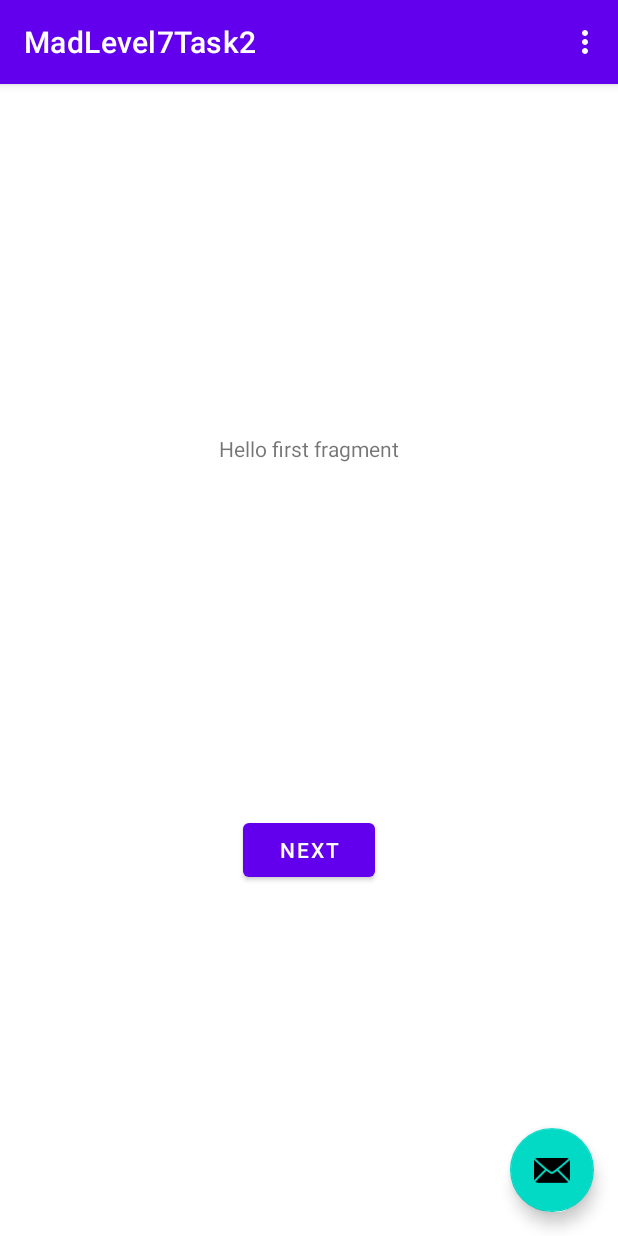
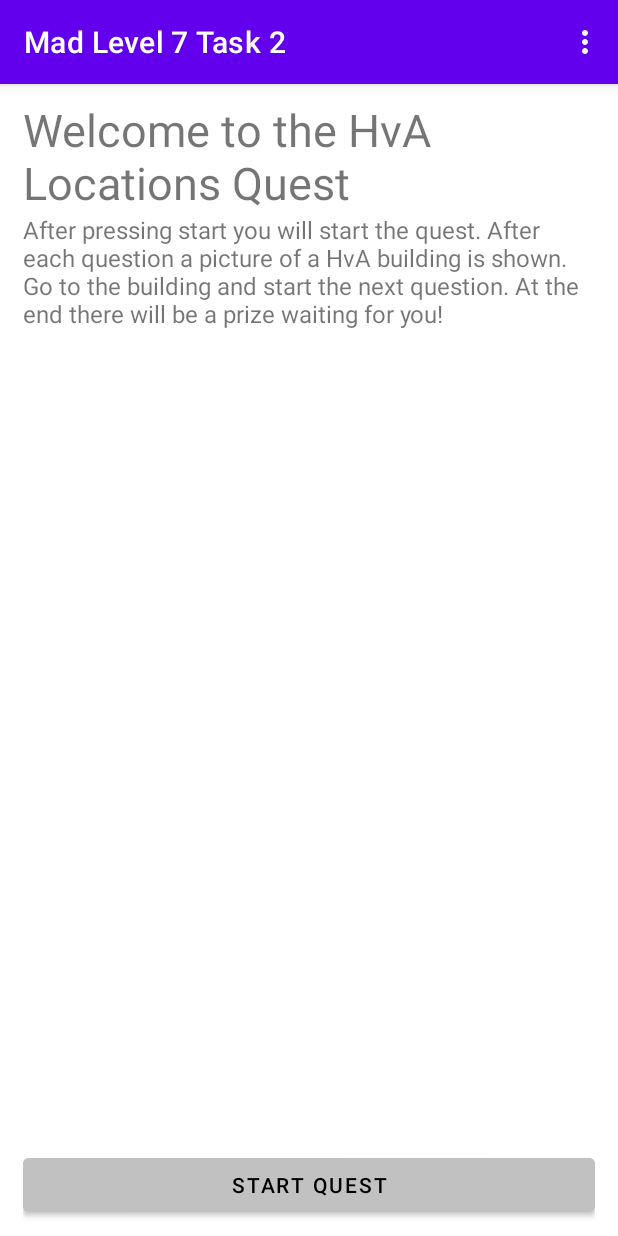
Before and after one commit to ArieBisfki/level7-task2, an Android app: the screen it shows after launch (MainActivity), on a phone screen of 412 x 824 dp. Run offline under Robolectric (Android 15) with nearby library versions, the phone set to English and light mode, and no system bars.

Commit message:
home + quiz UI done (excluding recycler view)

```diff
--- a/app/src/main/AndroidManifest.xml
+++ b/app/src/main/AndroidManifest.xml
@@ -10,7 +10,7 @@
         android:supportsRtl="true"
         android:theme="@style/Theme.MadLevel7Task2">
         <activity
-            android:name=".MainActivity"
+            android:name=".ui.MainActivity"
             android:label="@string/app_name"
             android:theme="@style/Theme.MadLevel7Task2.NoActionBar">
             <intent-filter>
--- a/app/src/main/java/com/example/madlevel7task2/FirstFragment.kt
+++ b/app/src/main/java/com/example/madlevel7task2/ui/HomeFragment.kt
@@ -1,4 +1,4 @@
-package com.example.madlevel7task2
+package com.example.madlevel7task2.ui
 
 import android.os.Bundle
 import androidx.fragment.app.Fragment
@@ -7,25 +7,22 @@ import android.view.View
 import android.view.ViewGroup
 import android.widget.Button
 import androidx.navigation.fragment.findNavController
+import com.example.madlevel7task2.R
 
 /**
  * A simple [Fragment] subclass as the default destination in the navigation.
  */
-class FirstFragment : Fragment() {
+class HomeFragment : Fragment() {
 
     override fun onCreateView(
             inflater: LayoutInflater, container: ViewGroup?,
             savedInstanceState: Bundle?
     ): View? {
         // Inflate the layout for this fragment
-        return inflater.inflate(R.layout.fragment_first, container, false)
+        return inflater.inflate(R.layout.fragment_home, container, false)
     }
 
     override fun onViewCreated(view: View, savedInstanceState: Bundle?) {
         super.onViewCreated(view, savedInstanceState)
-
-        view.findViewById<Button>(R.id.button_first).setOnClickListener {
-            findNavController().navigate(R.id.action_FirstFragment_to_SecondFragment)
-        }
     }
 }
--- a/app/src/main/java/com/example/madlevel7task2/MainActivity.kt
+++ b/app/src/main/java/com/example/madlevel7task2/ui/MainActivity.kt
@@ -1,4 +1,4 @@
-package com.example.madlevel7task2
+package com.example.madlevel7task2.ui
 
 import android.os.Bundle
 import com.google.android.material.floatingactionbutton.FloatingActionButton
@@ -6,6 +6,7 @@ import com.google.android.material.snackbar.Snackbar
 import androidx.appcompat.app.AppCompatActivity
 import android.view.Menu
 import android.view.MenuItem
+import com.example.madlevel7task2.R
 
 class MainActivity : AppCompatActivity() {
 
@@ -13,11 +14,6 @@ class MainActivity : AppCompatActivity() {
         super.onCreate(savedInstanceState)
         setContentView(R.layout.activity_main)
         setSupportActionBar(findViewById(R.id.toolbar))
-
-        findViewById<FloatingActionButton>(R.id.fab).setOnClickListener { view ->
-            Snackbar.make(view, "Replace with your own action", Snackbar.LENGTH_LONG)
-                    .setAction("Action", null).show()
-        }
     }
 
     override fun onCreateOptionsMenu(menu: Menu): Boolean {
@@ -25,14 +21,4 @@ class MainActivity : AppCompatActivity() {
         menuInflater.inflate(R.menu.menu_main, menu)
         return true
     }
-
-    override fun onOptionsItemSelected(item: MenuItem): Boolean {
-        // Handle action bar item clicks here. The action bar will
-        // automatically handle clicks on the Home/Up button, so long
-        // as you specify a parent activity in AndroidManifest.xml.
-        return when (item.itemId) {
-            R.id.action_settings -> true
-            else -> super.onOptionsItemSelected(item)
-        }
-    }
 }
--- a/app/src/main/res/layout/activity_main.xml
+++ b/app/src/main/res/layout/activity_main.xml
@@ -4,7 +4,7 @@
     xmlns:tools="http://schemas.android.com/tools"
     android:layout_width="match_parent"
     android:layout_height="match_parent"
-    tools:context=".MainActivity">
+    tools:context=".ui.MainActivity">
 
     <com.google.android.material.appbar.AppBarLayout
         android:layout_width="match_parent"
@@ -13,6 +13,7 @@
 
         <androidx.appcompat.widget.Toolbar
             android:id="@+id/toolbar"
+            app:title="@string/toolbar_title"
             android:layout_width="match_parent"
             android:layout_height="?attr/actionBarSize"
             android:background="?attr/colorPrimary"
@@ -22,12 +23,4 @@
 
     <include layout="@layout/content_main" />
 
-    <com.google.android.material.floatingactionbutton.FloatingActionButton
-        android:id="@+id/fab"
-        android:layout_width="wrap_content"
-        android:layout_height="wrap_content"
-        android:layout_gravity="bottom|end"
-        android:layout_margin="@dimen/fab_margin"
-        app:srcCompat="@android:drawable/ic_dialog_email" />
-
 </androidx.coordinatorlayout.widget.CoordinatorLayout>
--- a/app/src/main/res/layout/fragment_first.xml
+++ /dev/null
@@ -1,28 +0,0 @@
-<?xml version="1.0" encoding="utf-8"?>
-<androidx.constraintlayout.widget.ConstraintLayout xmlns:android="http://schemas.android.com/apk/res/android"
-    xmlns:app="http://schemas.android.com/apk/res-auto"
-    xmlns:tools="http://schemas.android.com/tools"
-    android:layout_width="match_parent"
-    android:layout_height="match_parent"
-    tools:context=".FirstFragment">
-
-    <TextView
-        android:id="@+id/textview_first"
-        android:layout_width="wrap_content"
-        android:layout_height="wrap_content"
-        android:text="@string/hello_first_fragment"
-        app:layout_constraintBottom_toTopOf="@id/button_first"
-        app:layout_constraintEnd_toEndOf="parent"
-        app:layout_constraintStart_toStartOf="parent"
-        app:layout_constraintTop_toTopOf="parent" />
-
-    <Button
-        android:id="@+id/button_first"
-        android:layout_width="wrap_content"
-        android:layout_height="wrap_content"
-        android:text="@string/next"
-        app:layout_constraintBottom_toBottomOf="parent"
-        app:layout_constraintEnd_toEndOf="parent"
-        app:layout_constraintStart_toStartOf="parent"
-        app:layout_constraintTop_toBottomOf="@id/textview_first" />
-</androidx.constraintlayout.widget.ConstraintLayout>
--- /dev/null
+++ b/app/src/main/res/layout/fragment_home.xml
@@ -0,0 +1,36 @@
+<?xml version="1.0" encoding="utf-8"?>
+<androidx.constraintlayout.widget.ConstraintLayout xmlns:android="http://schemas.android.com/apk/res/android"
+    xmlns:app="http://schemas.android.com/apk/res-auto"
+    xmlns:tools="http://schemas.android.com/tools"
+    android:paddingVertical="@dimen/parent_padding_vertical"
+    android:paddingHorizontal="@dimen/parent_padding_horizontal"
+    android:layout_width="match_parent"
+    android:layout_height="match_parent"
+    tools:context=".ui.HomeFragment">
+
+    <TextView
+        android:id="@+id/tvHeader"
+        android:layout_width="wrap_content"
+        android:layout_height="wrap_content"
+        android:textSize="30sp"
+        android:text="@string/fragment_home_title"
+        app:layout_constraintStart_toStartOf="parent"
+        app:layout_constraintTop_toTopOf="parent" />
+
+    <TextView
+        android:layout_width="wrap_content"
+        android:layout_height="wrap_content"
+        android:textSize="@dimen/text_size_normal"
+        android:text="@string/fragment_home_description"
+        app:layout_constraintStart_toStartOf="parent"
+        app:layout_constraintTop_toBottomOf="@id/tvHeader"/>
+
+    <Button
+        android:id="@+id/btnStart"
+        android:layout_width="match_parent"
+        android:layout_height="wrap_content"
+        android:text="@string/fragment_home_btn_text"
+        android:textColor="@color/black"
+        android:backgroundTint="@color/btn_bg"
+        app:layout_constraintBottom_toBottomOf="parent" />
+</androidx.constraintlayout.widget.ConstraintLayout>
--- a/app/src/main/res/menu/menu_main.xml
+++ b/app/src/main/res/menu/menu_main.xml
@@ -1,7 +1,7 @@
 <menu xmlns:android="http://schemas.android.com/apk/res/android"
     xmlns:app="http://schemas.android.com/apk/res-auto"
     xmlns:tools="http://schemas.android.com/tools"
-    tools:context="com.example.madlevel7task2.MainActivity">
+    tools:context="com.example.madlevel7task2.ui.MainActivity">
     <item
         android:id="@+id/action_settings"
         android:orderInCategory="100"
--- a/app/src/main/res/navigation/nav_graph.xml
+++ b/app/src/main/res/navigation/nav_graph.xml
@@ -3,26 +3,19 @@
     xmlns:app="http://schemas.android.com/apk/res-auto"
     xmlns:tools="http://schemas.android.com/tools"
     android:id="@+id/nav_graph"
-    app:startDestination="@id/FirstFragment">
-
+    app:startDestination="@id/homeFragment">
     <fragment
-        android:id="@+id/FirstFragment"
-        android:name="com.example.madlevel7task2.FirstFragment"
-        android:label="@string/first_fragment_label"
-        tools:layout="@layout/fragment_first">
-
+        android:id="@+id/homeFragment"
+        android:name="com.example.madlevel7task2.ui.HomeFragment"
+        android:label="fragment_home"
+        tools:layout="@layout/fragment_home" >
         <action
-            android:id="@+id/action_FirstFragment_to_SecondFragment"
-            app:destination="@id/SecondFragment" />
+            android:id="@+id/action_homeFragment_to_quizFragment"
+            app:destination="@id/quizFragment" />
     </fragment>
     <fragment
-        android:id="@+id/SecondFragment"
-        android:name="com.example.madlevel7task2.SecondFragment"
-        android:label="@string/second_fragment_label"
-        tools:layout="@layout/fragment_second">
-
-        <action
-            android:id="@+id/action_SecondFragment_to_FirstFragment"
-            app:destination="@id/FirstFragment" />
-    </fragment>
+        android:id="@+id/quizFragment"
+        android:name="com.example.madlevel7task2.ui.QuizFragment"
+        android:label="fragment_quiz"
+        tools:layout="@layout/fragment_quiz" />
 </navigation>
--- a/app/src/main/res/values/colors.xml
+++ b/app/src/main/res/values/colors.xml
@@ -7,4 +7,5 @@
     <color name="teal_700">#FF018786</color>
     <color name="black">#FF000000</color>
     <color name="white">#FFFFFFFF</color>
+    <color name="btn_bg">#C1C1C1</color>
 </resources>
--- a/app/src/main/res/values/dimens.xml
+++ b/app/src/main/res/values/dimens.xml
@@ -1,3 +1,6 @@
 <resources>
     <dimen name="fab_margin">16dp</dimen>
+    <dimen name="parent_padding_horizontal">15dp</dimen>
+    <dimen name="parent_padding_vertical">10dp</dimen>
+    <dimen name="text_size_normal">16sp</dimen>
 </resources>
--- a/app/src/main/res/values/strings.xml
+++ b/app/src/main/res/values/strings.xml
@@ -9,4 +9,9 @@
 
     <string name="hello_first_fragment">Hello first fragment</string>
     <string name="hello_second_fragment">Hello second fragment. Arg: %1$s</string>
+    <string name="toolbar_title">Mad Level 7 Task 2</string>
+    <string name="fragment_home_title">Welcome to the HvA Locations Quest</string>
+    <string name="fragment_home_description">After pressing start you will start the quest. After each question a picture of a HvA building is shown. Go to the building and start the next question. At the end there will be a prize waiting for you!</string>
+    <string name="fragment_home_btn_text">Start quest</string>
+    <string name="fragment_quiz_btn_text">Confirm</string>
 </resources>
```
Also changed, not shown: app/src/main/java/com/example/madlevel7task2/ui/QuizFragment.kt (renamed from app/src/main/java/com/example/madlevel7task2/SecondFragment.kt, +4 -7 lines), app/src/main/res/layout/fragment_quiz.xml (added, +47 -0 lines), app/src/main/res/layout/fragment_second.xml (deleted, +0 -27 lines).
